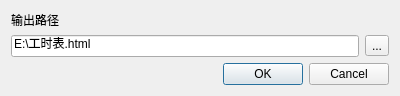
Qt form statistics.ui (WuLiFang/CGTeamWork) before a commit.
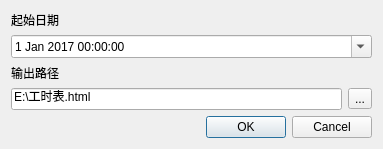
The same form after that commit.

Commit message: statistics 0.4.0 # Support date filter

Diff of the .ui file:
```diff
--- a/statistics.ui
+++ b/statistics.ui
@@ -9,14 +9,38 @@
    <rect>
     <x>0</x>
     <y>0</y>
-    <width>400</width>
-    <height>93</height>
+    <width>383</width>
+    <height>137</height>
    </rect>
   </property>
   <property name="windowTitle">
    <string>生成工时表</string>
   </property>
   <layout class="QVBoxLayout" name="verticalLayout">
+   <item>
+    <widget class="QLabel" name="label_2">
+     <property name="text">
+      <string>起始日期</string>
+     </property>
+    </widget>
+   </item>
+   <item>
+    <widget class="QDateTimeEdit" name="dateTimeEdit">
+     <property name="date">
+      <date>
+       <year>2017</year>
+       <month>1</month>
+       <day>1</day>
+      </date>
+     </property>
+     <property name="currentSection">
+      <enum>QDateTimeEdit::MonthSection</enum>
+     </property>
+     <property name="calendarPopup">
+      <bool>true</bool>
+     </property>
+    </widget>
+   </item>
    <item>
     <widget class="QLabel" name="label">
      <property name="text">
```
The commit also changes 2 other files.
